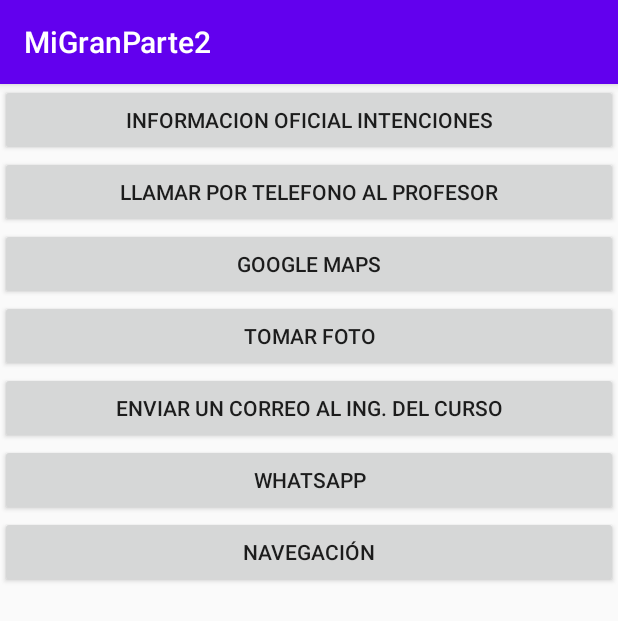
After one commit to Bb09/MiParte2, an Android app: the Intenciones screen opened directly, with no data from a screen before it, on a phone screen of 412 x 824 dp. The commit adds this screen. Shown: the top 621 px of the screen. Run offline under Robolectric (Android 15) with nearby library versions, the phone set to English and light mode, and no system bars.

Commit message:
Intenciones implicitas iniciando aplicaciones enviandoles parametros

```diff
--- a/app/src/main/java/com/example/migranparte2/MainActivity.java
+++ b/app/src/main/java/com/example/migranparte2/MainActivity.java
@@ -41,6 +41,10 @@ public class MainActivity extends AppCompatActivity {
             startActivity(new Intent(this, Comunicacion1.class));
             return true;
         }
+        if (id == R.id.activity_intenciones) {
+            startActivity(new Intent(this, Intenciones.class));
+            return true;
+        }
         return super.onOptionsItemSelected(item);
     }
 }
--- /dev/null
+++ b/app/src/main/res/layout/activity_intenciones.xml
@@ -0,0 +1,44 @@
+<?xml version="1.0" encoding="utf-8"?>
+<LinearLayout xmlns:android="http://schemas.android.com/apk/res/android"
+    xmlns:app="http://schemas.android.com/apk/res-auto"
+    xmlns:tools="http://schemas.android.com/tools"
+    android:layout_width="match_parent"
+    android:layout_height="match_parent"
+    android:orientation="vertical"
+    tools:context=".Intenciones">
+    <Button
+        android:layout_width="match_parent"
+        android:layout_height="wrap_content"
+        android:onClick="web"
+        android:text="Informacion oficial intenciones" />
+    <Button
+        android:layout_width="match_parent"
+        android:layout_height="wrap_content"
+        android:onClick="Llamar"
+        android:text="LLamar por telefono al profesor" />
+    <Button
+        android:layout_width="match_parent"
+        android:layout_height="wrap_content"
+        android:onClick="maps"
+        android:text="Google Maps" />
+    <Button
+        android:layout_width="match_parent"
+        android:layout_height="wrap_content"
+        android:onClick="foto"
+        android:text="Tomar Foto" />
+    <Button
+        android:layout_width="match_parent"
+        android:layout_height="wrap_content"
+        android:onClick="email"
+        android:text="Enviar un correo al Ing. del curso" />
+    <Button
+        android:layout_width="match_parent"
+        android:layout_height="wrap_content"
+        android:onClick="whatsapp"
+        android:text="Whatsapp" />
+    <Button
+        android:layout_width="match_parent"
+        android:layout_height="wrap_content"
+        android:onClick="navegacion"
+        android:text="Navegación" />
+</LinearLayout>
```
Also changed, not shown: app/src/main/AndroidManifest.xml (+6 -1 lines), app/src/main/java/com/example/migranparte2/Intenciones.java (added, +112 -0 lines).
